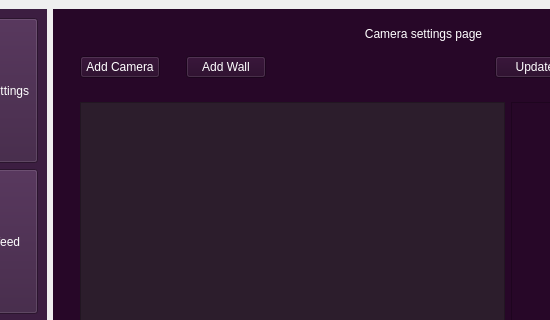
Old version of the form UIs/main.ui in the repository Sahasvinandith/ObserveAI_main; both pictures show x 85 to 635 and y 0 to 320 of the 888 by 959 pixel window.
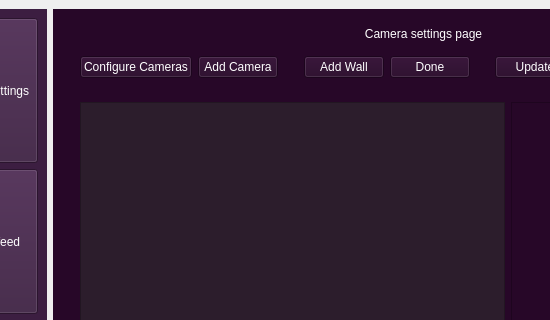
New version of the form. The open tabs and pages were chosen to show the change.

Commit message: Modified the camera setup mechnism to wait the detection process untile all the cameras are properly configured

```diff
--- a/UIs/main.ui
+++ b/UIs/main.ui
@@ -170,6 +170,13 @@
               </size>
              </property>
              <layout class="QHBoxLayout" name="horizontalLayout_5">
+              <item>
+               <widget class="QPushButton" name="configure_cameras_btn">
+                <property name="text">
+                 <string>Configure Cameras</string>
+                </property>
+               </widget>
+              </item>
               <item>
                <widget class="QPushButton" name="add_camera_btn">
                 <property name="text">
@@ -200,6 +207,13 @@
                 </property>
                </widget>
               </item>
+              <item>
+               <widget class="QPushButton" name="done_setup_btn">
+                <property name="text">
+                 <string>Done</string>
+                </property>
+               </widget>
+              </item>
               <item>
                <spacer name="horizontalSpacer_3">
                 <property name="orientation">
```
The commit also changes 2 other files.
